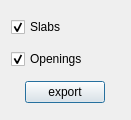
Old version of the form safe/punch/Resources/ui/safe_panel.ui in the repository ebrahimraeyat/OSAFE.
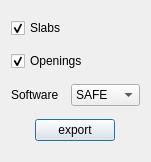
New version of the form.

Commit message: adding export to etabs for foundation

What changed in the file:
```diff
--- a/safe/punch/Resources/ui/safe_panel.ui
+++ b/safe/punch/Resources/ui/safe_panel.ui
@@ -6,8 +6,8 @@
    <rect>
     <x>0</x>
     <y>0</y>
-    <width>131</width>
-    <height>120</height>
+    <width>151</width>
+    <height>162</height>
    </rect>
   </property>
   <property name="windowTitle">
@@ -34,6 +34,31 @@
      </property>
     </widget>
    </item>
+   <item>
+    <layout class="QHBoxLayout" name="horizontalLayout">
+     <item>
+      <widget class="QLabel" name="label">
+       <property name="text">
+        <string>Software</string>
+       </property>
+      </widget>
+     </item>
+     <item>
+      <widget class="QComboBox" name="software">
+       <item>
+        <property name="text">
+         <string>SAFE</string>
+        </property>
+       </item>
+       <item>
+        <property name="text">
+         <string>ETABS</string>
+        </property>
+       </item>
+      </widget>
+     </item>
+    </layout>
+   </item>
    <item>
     <layout class="QHBoxLayout" name="horizontalLayout_3">
      <item>
```
The commit also changes 1 other file.
